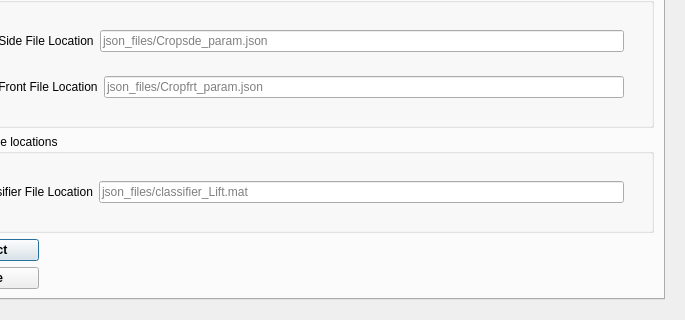
Before: the Qt Designer form src/plugin/jaaba_plugin/jaaba_plugin.ui in hubbardp/BIASJAABA, drawn with Qt 5; both pictures show x 92 to 777 and y 356 to 676 of the 777 by 676 pixel window.
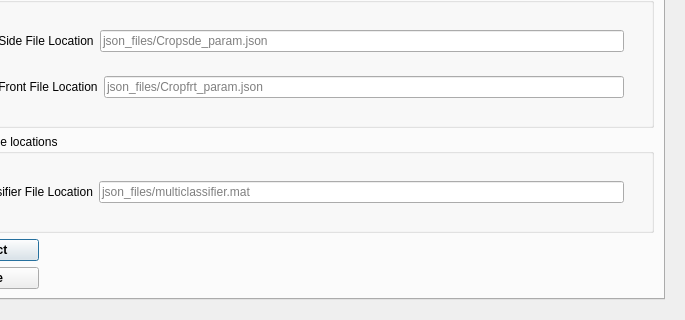
After: the same form once the commit is applied.

Commit message: Added laser trigger code. Working on multibeh classifier ,still in progress

What changed in the file:
```diff
--- a/src/plugin/jaaba_plugin/jaaba_plugin.ui
+++ b/src/plugin/jaaba_plugin/jaaba_plugin.ui
@@ -423,7 +423,7 @@
                    <item>
                     <widget class="QLineEdit" name="ClassFilePtr_">
                      <property name="placeholderText">
-                      <string>json_files/classifier_Lift.mat</string>
+                      <string>json_files/multiclassifier.mat</string>
                      </property>
                     </widget>
                    </item>
```
The commit also changes 4 other files.
